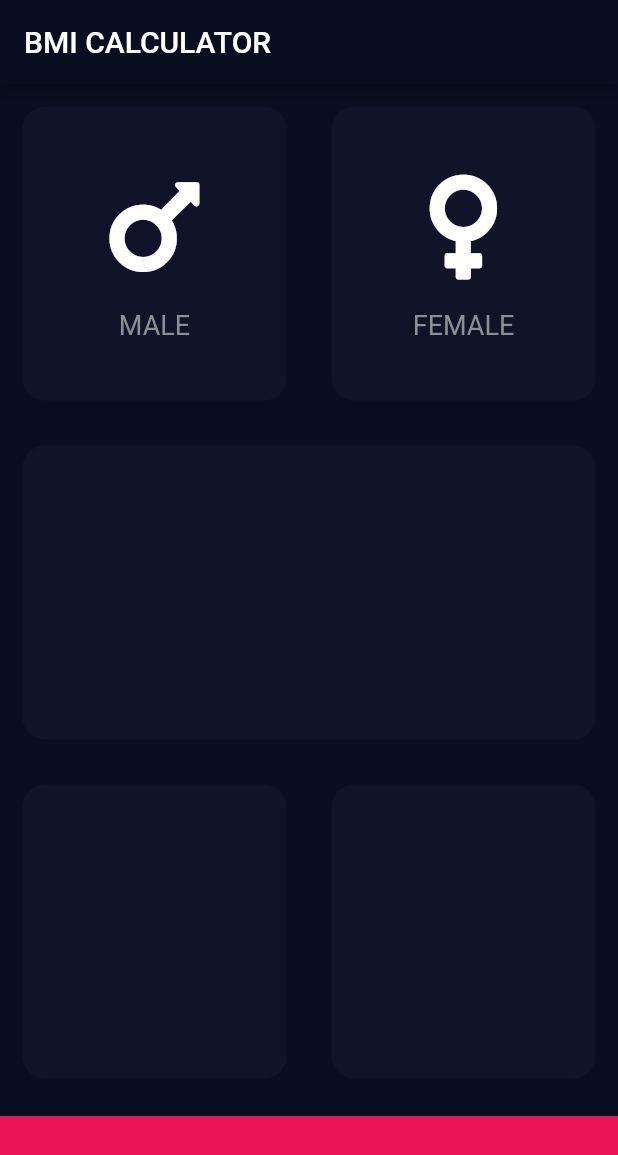
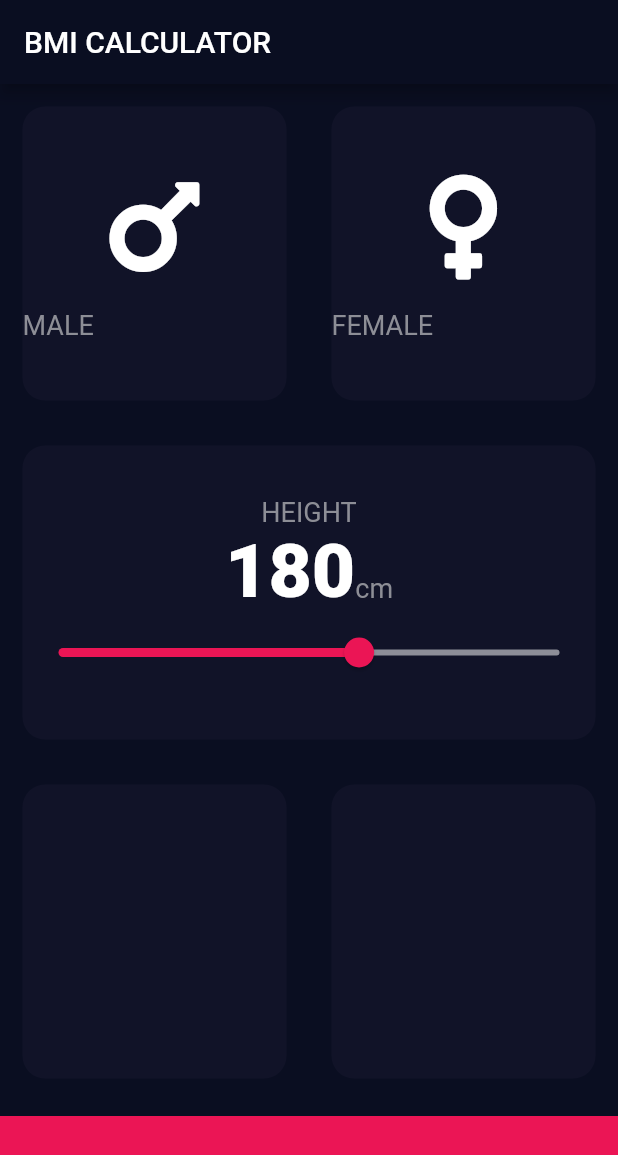
Before and after one commit to imrishuroy/BMI-Calculator-Flutter, a Flutter app: the screen it shows after launch, on a phone screen of 412 x 824 dp. Shown: the top 1155 px of the screen. Run offline on Flutter 3.47's test engine with Material 2 defaults, Android fonts, the phone set to English and light mode, and no system bars; our stand-ins replace font_awesome_flutter.

Commit message:
Added Slidder And Completed Middle Section Of The App

```diff
--- /dev/null
+++ b/lib/constants.dart
@@ -0,0 +1,17 @@
+import 'package:flutter/material.dart';
+
+const kBottomContainerHeight = 80.0;
+const kActiveCardColor = Color(0xFF1D1E33);
+const kInactiveCardColor = Color(0xFF111328);
+
+const kLableTextStyle = TextStyle(
+  fontSize: 18.0,
+  color: Color(
+    0xFF8D8E96,
+  ),
+);
+
+const kNumberTextStyle = TextStyle(
+  fontSize: 50.0,
+  fontWeight: FontWeight.w900,
+);
--- a/lib/input_page.dart
+++ b/lib/input_page.dart
@@ -1,16 +1,12 @@
 import 'package:flutter/material.dart';
 import 'package:font_awesome_flutter/font_awesome_flutter.dart';
 import 'reuseable_card.dart';
+import 'constants.dart';
 
 enum Gender {
   male,
   female,
 }
-
-const bottomContainerHeight = 80.0;
-const activeCardColor = Color(0xFF1D1E33);
-const inactiveCardColor = Color(0xFF111328);
-const lableTextStyle = TextStyle(fontSize: 18.0, color: Color(0xFF8D8E96));
 
 class InputPage extends StatefulWidget {
   @override
@@ -61,16 +57,18 @@ class _InputPageState extends State<InputPage> {
     });
   }
 
+  int height = 180;
   Widget _buildGender(IconData icon, String gender) {
     return Column(
       mainAxisAlignment: MainAxisAlignment.center,
+      crossAxisAlignment: CrossAxisAlignment.stretch,
       children: [
         Icon(
           icon,
           size: 80.0,
         ),
         SizedBox(height: 15.0),
-        Text(gender, style: lableTextStyle)
+        Text(gender, style: kLableTextStyle)
       ],
     );
   }
@@ -95,8 +93,8 @@ class _InputPageState extends State<InputPage> {
                     },
                     cardChild: _buildGender(FontAwesomeIcons.mars, 'MALE'),
                     colour: selectedGender == Gender.male
-                        ? activeCardColor
-                        : inactiveCardColor,
+                        ? kActiveCardColor
+                        : kInactiveCardColor,
                   ),
                 ),
                 Expanded(
@@ -106,8 +104,8 @@ class _InputPageState extends State<InputPage> {
                     },
                     cardChild: _buildGender(FontAwesomeIcons.venus, 'FEMALE'),
                     colour: selectedGender == Gender.female
-                        ? activeCardColor
-                        : inactiveCardColor,
+                        ? kActiveCardColor
+                        : kInactiveCardColor,
                   ),
                 ),
               ],
@@ -115,7 +113,43 @@ class _InputPageState extends State<InputPage> {
           ),
           Expanded(
             child: ReuseableCard(
-              colour: inactiveCardColor,
+              cardChild: Column(
+                mainAxisAlignment: MainAxisAlignment.center,
+                children: [
+                  Text(
+                    'HEIGHT',
+                    style: kLableTextStyle,
+                  ),
+                  Row(
+                    mainAxisAlignment: MainAxisAlignment.center,
+                    crossAxisAlignment: CrossAxisAlignment.baseline,
+                    textBaseline: TextBaseline.alphabetic,
+                    children: [
+                      Text(
+                        height.toString(),
+                        style: kNumberTextStyle,
+                      ),
+                      SizedBox(height: 10),
+                      Text(
+                        'cm',
+                        style: kLableTextStyle,
+                      )
+                    ],
+                  ),
+                  Slider(
+                      value: height.toDouble(),
+                      min: 120.0,
+                      max: 220.0,
+                      activeColor: Color(0xFFEB1555),
+                      inactiveColor: Color(0xFF8D8E98),
+                      onChanged: (value) {
+                        setState(() {
+                          height = value.round();
+                        });
+                      })
+                ],
+              ),
+              colour: kInactiveCardColor,
             ),
           ),
           Expanded(
@@ -123,12 +157,12 @@ class _InputPageState extends State<InputPage> {
               children: [
                 Expanded(
                   child: ReuseableCard(
-                    colour: inactiveCardColor,
+                    colour: kInactiveCardColor,
                   ),
                 ),
                 Expanded(
                   child: ReuseableCard(
-                    colour: inactiveCardColor,
+                    colour: kInactiveCardColor,
                   ),
                 )
               ],
@@ -136,7 +170,7 @@ class _InputPageState extends State<InputPage> {
           ),
           Container(
             margin: EdgeInsets.only(top: 10),
-            height: bottomContainerHeight,
+            height: kBottomContainerHeight,
             width: double.infinity,
             color: Color(0xFFEB1555),
           )
```
